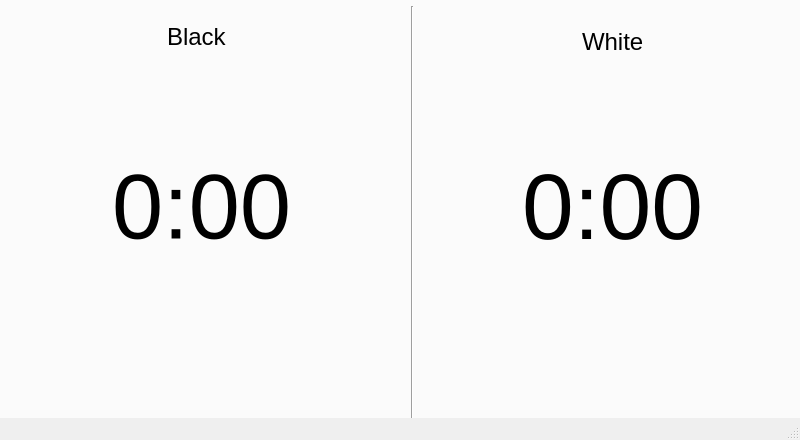
Serialbocks/dgt-py, file ui/main.ui: the form before one commit.
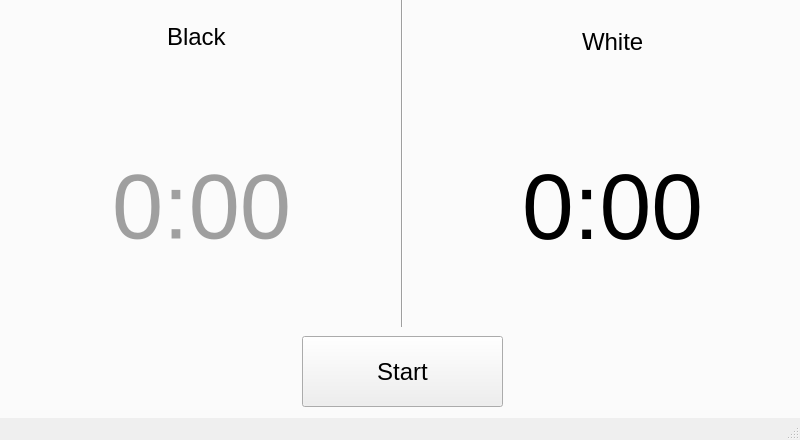
The form after the commit. The open tabs and pages were chosen to show the change.

Commit message: Add start/pause button

Patch:
```diff
--- a/ui/main.ui
+++ b/ui/main.ui
@@ -424,10 +424,10 @@
      <widget class="Line" name="line">
       <property name="geometry">
        <rect>
-        <x>410</x>
-        <y>10</y>
+        <x>400</x>
+        <y>-40</y>
         <width>20</width>
-        <height>441</height>
+        <height>371</height>
        </rect>
       </property>
       <property name="orientation">
@@ -474,6 +474,9 @@
         <pointsize>69</pointsize>
        </font>
       </property>
+      <property name="styleSheet">
+       <string notr="true">color: rgb(159, 159, 159)</string>
+      </property>
       <property name="text">
        <string>0:00</string>
       </property>
@@ -496,6 +499,19 @@
        <string>0:00</string>
       </property>
      </widget>
+     <widget class="QPushButton" name="startPauseTimer">
+      <property name="geometry">
+       <rect>
+        <x>310</x>
+        <y>340</y>
+        <width>201</width>
+        <height>71</height>
+       </rect>
+      </property>
+      <property name="text">
+       <string>Start</string>
+      </property>
+     </widget>
     </widget>
    </widget>
   </widget>
```
The commit also changes 2 other files.
